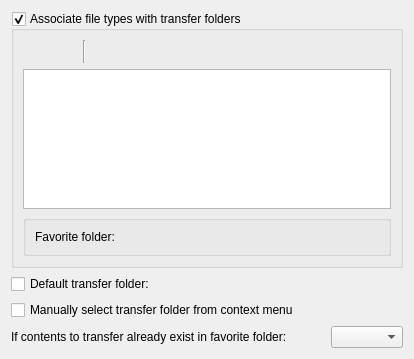
Old version of the form src/plugins/categories/preferencescategories.ui in the repository KDE/kwooty.
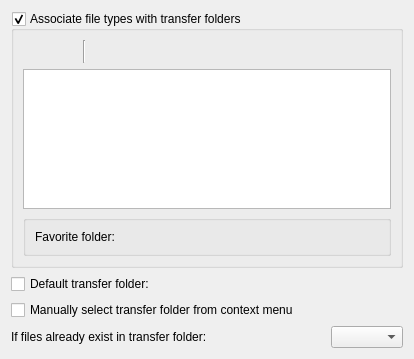
New version of the form. Custom widgets are drawn as their Qt base class.

Commit message: proper explanation strings

What changed in the file:
```diff
--- a/src/plugins/categories/preferencescategories.ui
+++ b/src/plugins/categories/preferencescategories.ui
@@ -161,7 +161,7 @@
      <item>
       <widget class="QLabel" name="labelExistingTransfers">
        <property name="text">
-        <string>If contents to transfer already exist in favorite folder:</string>
+        <string>If files already exist in transfer folder:</string>
        </property>
       </widget>
      </item>
```
The commit also changes 1 other file.
